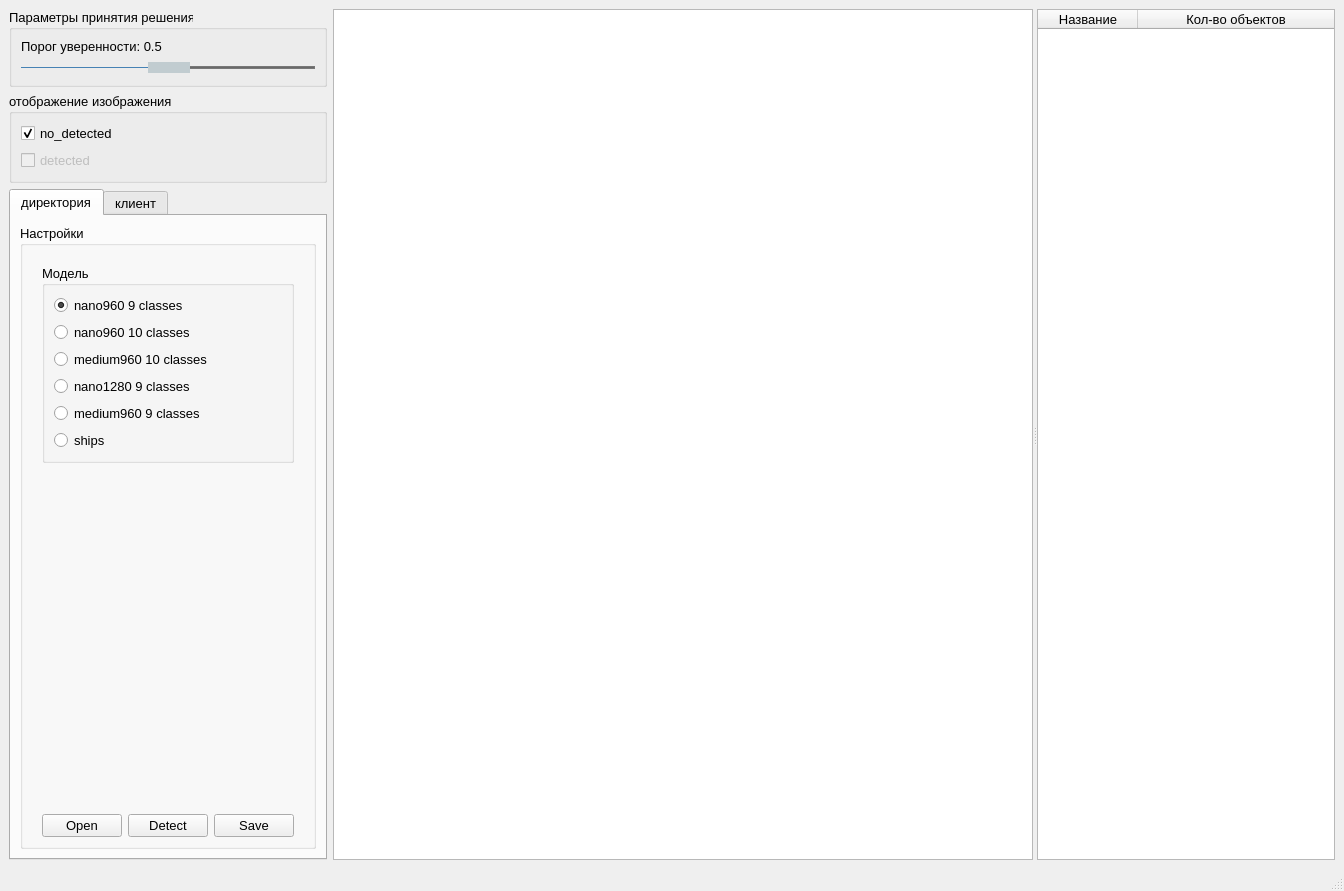
First picture: the form in untitled.ui, repository Quainter2510/diplom, before the edit.
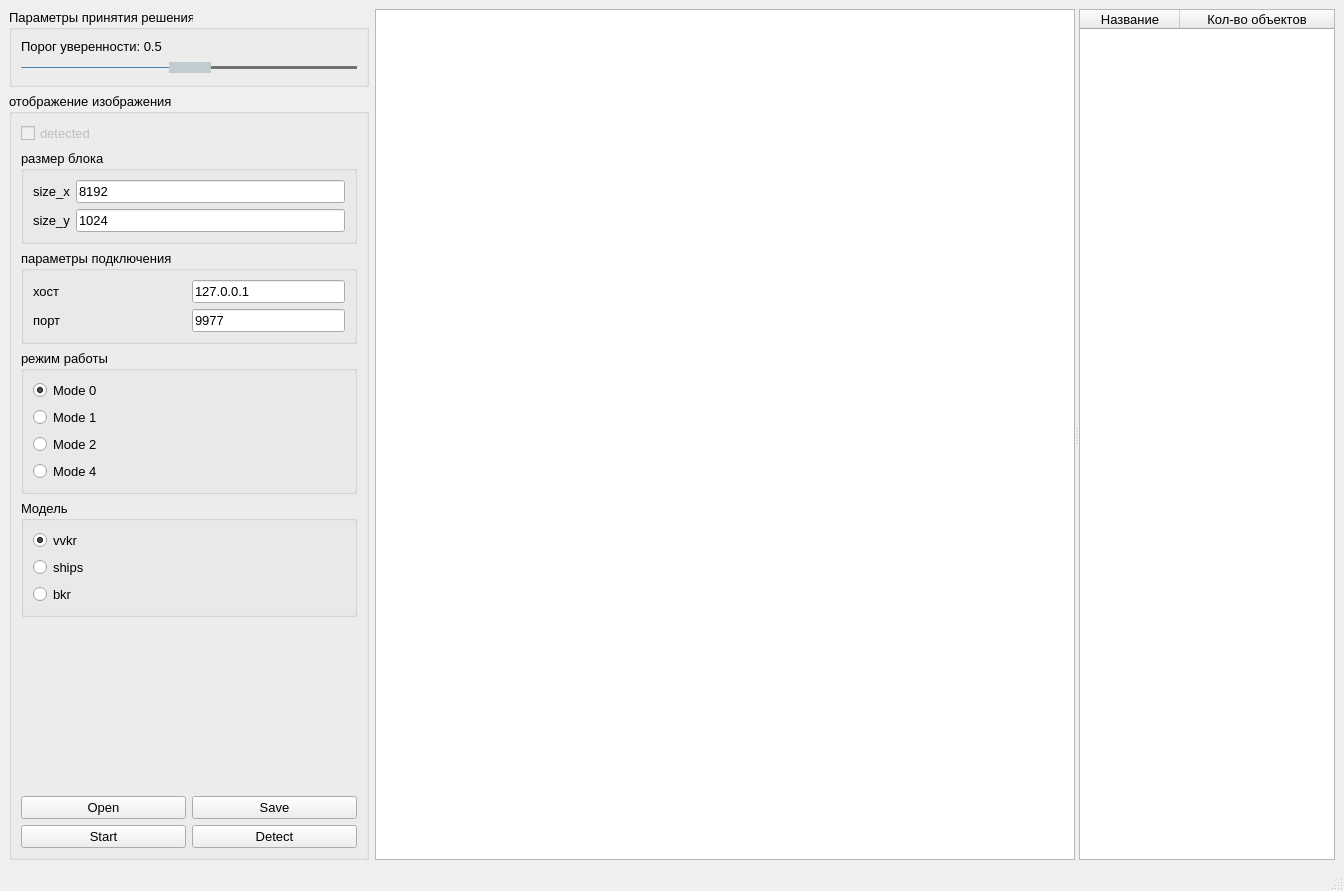
Second picture: the form after the edit. The open tabs and pages were chosen to show the change. Custom widgets are drawn as their Qt base class.

```diff
--- a/untitled.ui
+++ b/untitled.ui
@@ -19,8 +19,8 @@
    <string>Object detector</string>
   </property>
   <widget class="QWidget" name="centralwidget">
-   <layout class="QHBoxLayout" name="horizontalLayout_2" stretch="1,10">
-    <item>
+   <layout class="QGridLayout" name="gridLayout">
+    <item row="0" column="0">
      <layout class="QVBoxLayout" name="verticalLayout">
       <item>
        <widget class="QGroupBox" name="groupBox_2">
@@ -137,265 +137,16 @@
         </property>
         <layout class="QVBoxLayout" name="verticalLayout_5">
          <item>
-          <widget class="QCheckBox" name="no_detected_2">
-           <property name="text">
-            <string>no_detected</string>
-           </property>
-           <property name="checked">
-            <bool>true</bool>
-           </property>
-           <attribute name="buttonGroup">
-            <string notr="true">buttonGroup_2</string>
-           </attribute>
-          </widget>
-         </item>
-         <item>
-          <widget class="QCheckBox" name="detected_2">
+          <widget class="QCheckBox" name="detected_chbox">
            <property name="enabled">
             <bool>false</bool>
            </property>
            <property name="text">
             <string>detected</string>
            </property>
-           <attribute name="buttonGroup">
-            <string notr="true">buttonGroup_2</string>
-           </attribute>
           </widget>
          </item>
-        </layout>
-       </widget>
-      </item>
       <item>
-       <widget class="QTabWidget" name="tabWidget">
-        <property name="currentIndex">
-         <number>1</number>
-        </property>
-        <widget class="QWidget" name="tab">
-         <attribute name="title">
-          <string>директория</string>
-         </attribute>
-         <layout class="QGridLayout" name="gridLayout">
-          <item row="0" column="0">
-           <widget class="QGroupBox" name="groupBox_4">
-            <property name="title">
-             <string>Настройки</string>
-            </property>
-            <property name="flat">
-             <bool>false</bool>
-            </property>
-            <property name="checkable">
-             <bool>false</bool>
-            </property>
-            <layout class="QVBoxLayout" name="verticalLayout_6">
-             <item>
-              <layout class="QVBoxLayout" name="verticalLayout_2" stretch="0,0,0">
-               <property name="leftMargin">
-                <number>10</number>
-               </property>
-               <property name="topMargin">
-                <number>10</number>
-               </property>
-               <property name="rightMargin">
-                <number>10</number>
-               </property>
-               <property name="bottomMargin">
-                <number>0</number>
-               </property>
-               <item>
-                <widget class="QGroupBox" name="groupBox">
-                 <property name="title">
-                  <string>Модель</string>
-                 </property>
-                 <layout class="QVBoxLayout" name="verticalLayout_3">
-                  <item>
-                   <widget class="QRadioButton" name="nano960_10">
-                    <property name="font">
-                     <font>
-                      <pointsize>10</pointsize>
-                     </font>
-                    </property>
-                    <property name="text">
-                     <string>nano960 9 classes</string>
-                    </property>
-                    <property name="checked">
-                     <bool>true</bool>
-                    </property>
-                    <attribute name="buttonGroup">
-                     <string notr="true">buttonGroup</string>
-                    </attribute>
-                   </widget>
-                  </item>
-                  <item>
-                   <widget class="QRadioButton" name="nano_960_11">
-                    <property name="font">
-                     <font>
-                      <pointsize>10</pointsize>
-                     </font>
-                    </property>
-                    <property name="text">
-                     <string>nano960 10 classes</string>
-                    </property>
-                    <attribute name="buttonGroup">
-                     <string notr="true">buttonGroup</string>
-                    </attribute>
-                   </widget>
-                  </item>
-                  <item>
-                   <widget class="QRadioButton" name="medium_960_11">
-                    <property name="font">
-                     <font>
-                      <pointsize>10</pointsize>
-                     </font>
-                    </property>
-                    <property name="text">
-                     <string>medium960 10 classes</string>
-                    </property>
-                    <attribute name="buttonGroup">
-                     <string notr="true">buttonGroup</string>
-                    </attribute>
-                   </widget>
-                  </item>
-                  <item>
-                   <widget class="QRadioButton" name="nano_1280_10">
-                    <property name="font">
-                     <font>
-                      <pointsize>10</pointsize>
-                     </font>
-                    </property>
-                    <property name="text">
-                     <string>nano1280 9 classes</string>
-                    </property>
-                    <attribute name="buttonGroup">
-                     <string notr="true">buttonGroup</string>
-                    </attribute>
-                   </widget>
-                  </item>
-                  <item>
-                   <widget class="QRadioButton" name="medium_960_12">
-                    <property name="font">
-                     <font>
-                      <pointsize>10</pointsize>
-                     </font>
-                    </property>
-                    <property name="text">
-                     <string>medium960 9 classes</string>
-                    </property>
-                    <attribute name="buttonGroup">
-                     <string notr="true">buttonGroup</string>
-                    </attribute>
-                   </widget>
-                  </item>
-                  <item>
-                   <widget class="QRadioButton" name="medium_ships_2">
-                    <property name="font">
-                     <font>
-                      <pointsize>10</pointsize>
-                     </font>
-                    </property>
-                    <property name="text">
-                     <string>ships</string>
-                    </property>
-                    <attribute name="buttonGroup">
-                     <string notr="true">buttonGroup</string>
-                    </attribute>
-                   </widget>
-                  </item>
-                 </layout>
-                </widget>
-               </item>
-               <item>
-                <spacer name="verticalSpacer_3">
-                 <property name="orientation">
-                  <enum>Qt::Vertical</enum>
-                 </property>
-                 <property name="sizeHint" stdset="0">
-                  <size>
-                   <width>20</width>
-                   <height>40</height>
-                  </size>
-                 </property>
-                </spacer>
-               </item>
-               <item>
-                <layout class="QHBoxLayout" name="horizontalLayout">
-                 <item>
-                  <widget class="QPushButton" name="open_btn_2">
-                   <property name="font">
-                    <font>
-                     <pointsize>10</pointsize>
-                    </font>
-                   </property>
-                   <property name="styleSheet">
-                    <string notr="true"> QPushButton#pbReady {
-    padding:4px;
-    color: #fff;
-    font-size: 14px;
-    border-radius: 2px;
-    border: 1px solid #3873d9;
-    background-color: qlineargradient( x1: 0, y1: 0, x2: 0, y2: 1,
-                                        stop: 0 #4287ff, stop: 1 #356ccc);
- }
-QPushButton:pressed {
-    color: #111;
-    border: 1px solid #3873d9;
-    background: #fff;
- }</string>
-                   </property>
-                   <property name="text">
-                    <string>Open</string>
-                   </property>
-                  </widget>
-                 </item>
-                 <item>
-                  <widget class="QPushButton" name="detect_btn_2">
-                   <property name="font">
-                    <font>
-                     <pointsize>10</pointsize>
-                    </font>
-                   </property>
-                   <property name="styleSheet">
-                    <string notr="true"> QPushButton#pbReady {
-    padding:4px;
-    color: #fff;
-    font-size: 14px;
-    border-radius: 2px;
-    border: 1px solid #3873d9;
-    background-color: qlineargradient( x1: 0, y1: 0, x2: 0, y2: 1,
-                                        stop: 0 #4287ff, stop: 1 #356ccc);
- }
-QPushButton:pressed {
-    color: #111;
-    border: 1px solid #3873d9;
-    background: #fff;
- }</string>
-                   </property>
-                   <property name="text">
-                    <string>Detect</string>
-                   </property>
-                  </widget>
-                 </item>
-                 <item>
-                  <widget class="QPushButton" name="save_btn_2">
-                   <property name="text">
-                    <string>Save</string>
-                   </property>
-                  </widget>
-                 </item>
-                </layout>
-               </item>
-              </layout>
-             </item>
-            </layout>
-           </widget>
-          </item>
-         </layout>
-        </widget>
-        <widget class="QWidget" name="tab_2">
-         <attribute name="title">
-          <string>клиент</string>
-         </attribute>
-         <layout class="QGridLayout" name="gridLayout_2">
-          <item row="1" column="0">
            <layout class="QVBoxLayout" name="verticalLayout_7">
             <item>
              <widget class="QGroupBox" name="groupBox_7">
@@ -519,6 +270,58 @@
                  </property>
                 </widget>
                </item>
+             </layout>
+            </widget>
+           </item>
+           <item>
+            <widget class="QGroupBox" name="groupBox">
+             <property name="title">
+              <string>Модель</string>
+             </property>
+             <layout class="QVBoxLayout" name="verticalLayout_3">
+              <item>
+               <widget class="QRadioButton" name="vvkr_rbtn">
+                <property name="font">
+                 <font>
+                  <pointsize>10</pointsize>
+                 </font>
+                </property>
+                <property name="text">
+                 <string>vvkr</string>
+                </property>
+                <property name="checked">
+                 <bool>true</bool>
+                </property>
+                <attribute name="buttonGroup">
+                 <string notr="true">buttonGroup</string>
+                </attribute>
+               </widget>
+              </item>
+              <item>
+               <widget class="QRadioButton" name="ships_rbtn">
+                <property name="font">
+                 <font>
+                  <pointsize>10</pointsize>
+                 </font>
+                </property>
+                <property name="text">
+                 <string>ships</string>
+                </property>
+                <attribute name="buttonGroup">
+                 <string notr="true">buttonGroup</string>
+                </attribute>
+               </widget>
+              </item>
+              <item>
+               <widget class="QRadioButton" name="bkr_rbtn">
+                <property name="text">
+                 <string>bkr</string>
+                </property>
+               </widget>
+              </item>
+             </layout>
+            </widget>
+           </item>
                <item>
                 <spacer name="verticalSpacer">
                  <property name="orientation">
@@ -532,9 +335,47 @@
                  </property>
                 </spacer>
                </item>
-              </layout>
-             </widget>
-            </item>
+           <item>
+            <layout class="QHBoxLayout" name="horizontalLayout">
+             <item>
+              <widget class="QPushButton" name="open_btn_2">
+               <property name="font">
+                <font>
+                 <pointsize>10</pointsize>
+                </font>
+               </property>
+               <property name="styleSheet">
+                <string notr="true"> QPushButton#pbReady {
+    padding:4px;
+    color: #fff;
+    font-size: 14px;
+    border-radius: 2px;
+    border: 1px solid #3873d9;
+    background-color: qlineargradient( x1: 0, y1: 0, x2: 0, y2: 1,
+                                        stop: 0 #4287ff, stop: 1 #356ccc);
+ }
+QPushButton:pressed {
+    color: #111;
+    border: 1px solid #3873d9;
+    background: #fff;
+ }</string>
+               </property>
+               <property name="text">
+                <string>Open</string>
+               </property>
+              </widget>
+             </item>
+             <item>
+              <widget class="QPushButton" name="save_btn_2">
+               <property name="text">
+                <string>Save</string>
+               </property>
+              </widget>
+             </item>
+            </layout>
+           </item>
+           <item>
+            <layout class="QHBoxLayout" name="horizontalLayout_4">
             <item>
              <widget class="QPushButton" name="start_btn">
               <property name="text">
@@ -542,15 +383,44 @@
               </property>
              </widget>
             </item>
-           </layout>
-          </item>
-         </layout>
-        </widget>
-       </widget>
-      </item>
-     </layout>
-    </item>
     <item>
+              <widget class="QPushButton" name="detect_btn_2">
+               <property name="font">
+                <font>
+                 <pointsize>10</pointsize>
+                </font>
+               </property>
+               <property name="styleSheet">
+                <string notr="true"> QPushButton#pbReady {
+    padding:4px;
+    color: #fff;
+    font-size: 14px;
+    border-radius: 2px;
+    border: 1px solid #3873d9;
+    background-color: qlineargradient( x1: 0, y1: 0, x2: 0, y2: 1,
+                                        stop: 0 #4287ff, stop: 1 #356ccc);
+ }
+QPushButton:pressed {
+    color: #111;
+    border: 1px solid #3873d9;
+    background: #fff;
+ }</string>
+               </property>
+               <property name="text">
+                <string>Detect</string>
+               </property>
+              </widget>
+             </item>
+            </layout>
+           </item>
+          </layout>
+         </item>
+        </layout>
+       </widget>
+      </item>
+     </layout>
+    </item>
+    <item row="0" column="1">
      <widget class="QSplitter" name="splitter_2">
       <property name="orientation">
        <enum>Qt::Horizontal</enum>
@@ -567,6 +437,9 @@
        </property>
       </widget>
       <widget class="TableWidget" name="tableWidget">
+       <property name="enabled">
+        <bool>true</bool>
+       </property>
        <property name="sizePolicy">
         <sizepolicy hsizetype="Minimum" vsizetype="Expanding">
          <horstretch>0</horstretch>
```
Left out of the diff: 1 changed line with no effect on the pictures. Lines whose indentation alone changed are shown as unchanged.
